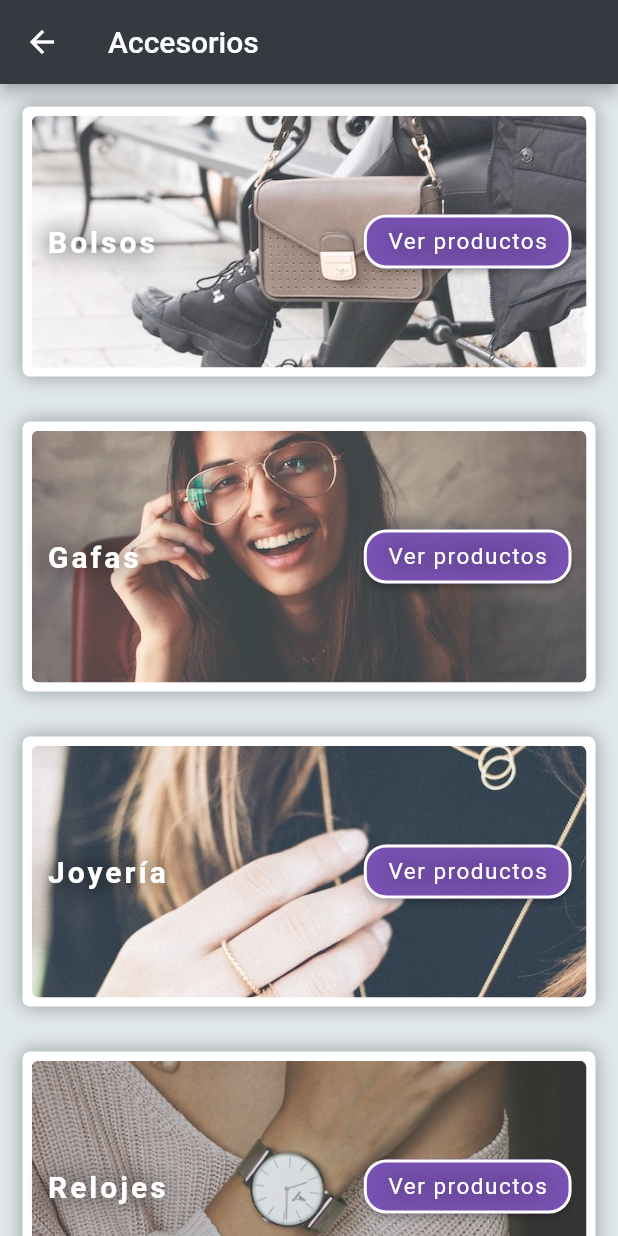
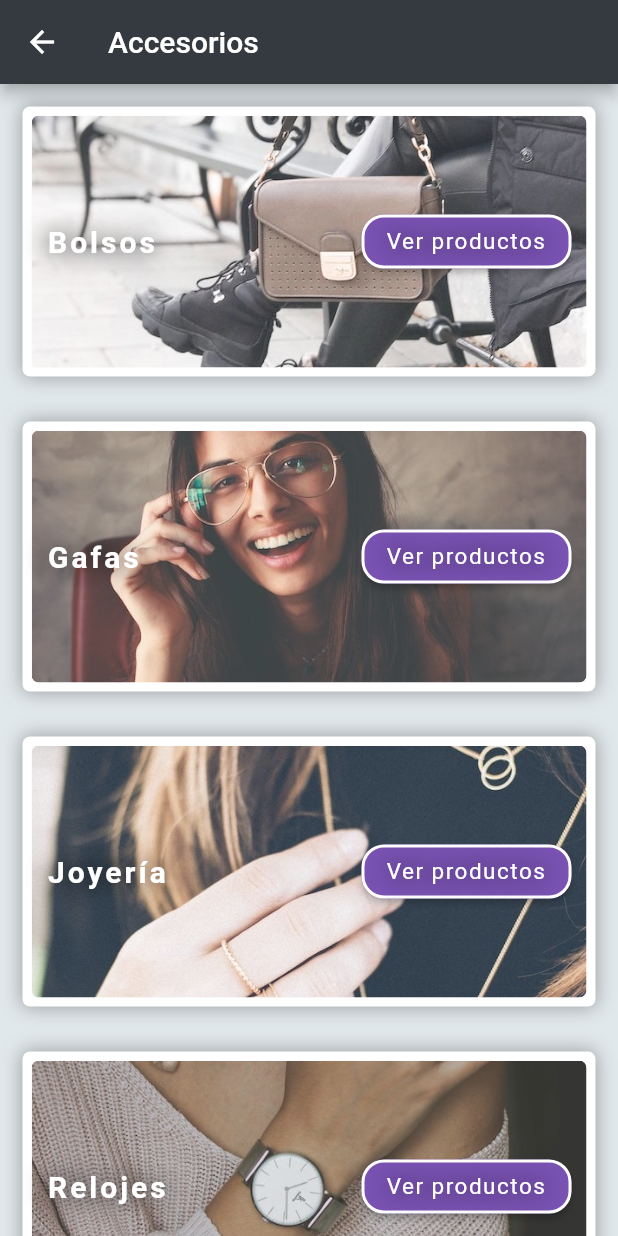
Before and after one commit to danielarico/marketplace_flutter, a Flutter app: the screen it shows after launch, after a tap on "Accesorios", on a phone screen of 412 x 824 dp. Run offline on Flutter 3.47's test engine with Material 2 defaults, Android fonts, the light colour scheme and no system bars.

Commit message:
Fixing subcategory space

```diff
--- a/lib/widgets/subcategory.dart
+++ b/lib/widgets/subcategory.dart
@@ -51,8 +51,13 @@ class Subcategory extends StatelessWidget {
             child: Row(
               mainAxisAlignment: MainAxisAlignment.spaceBetween,
               children: [
-                _cardText(text),
-                ElevatedButton(
+                Expanded(
+                  flex: 3,
+                  child: _cardText(text),
+                ),
+                Expanded(
+                  flex: 2,
+                  child: ElevatedButton(
                     onPressed: () => print("it's pressed"),
                     style: ElevatedButton.styleFrom(
                       foregroundColor: AppColors.WHITE,
@@ -66,7 +71,8 @@ class Subcategory extends StatelessWidget {
                       ),
                     ),
                     child: _buttonText(buttonText),
-                )
+                  ),
+                ),
               ],
             ),
           ),
@@ -78,7 +84,7 @@ class Subcategory extends StatelessWidget {
   Widget _cardText(String text) {
     return Text(
       text,
-      textAlign: TextAlign.center,
+      textAlign: TextAlign.left,
       style: TextStyle(
         color: Colors.white,
         shadows: [Shadows.textShadow],
```
Lines whose indentation alone changed are shown as unchanged.
